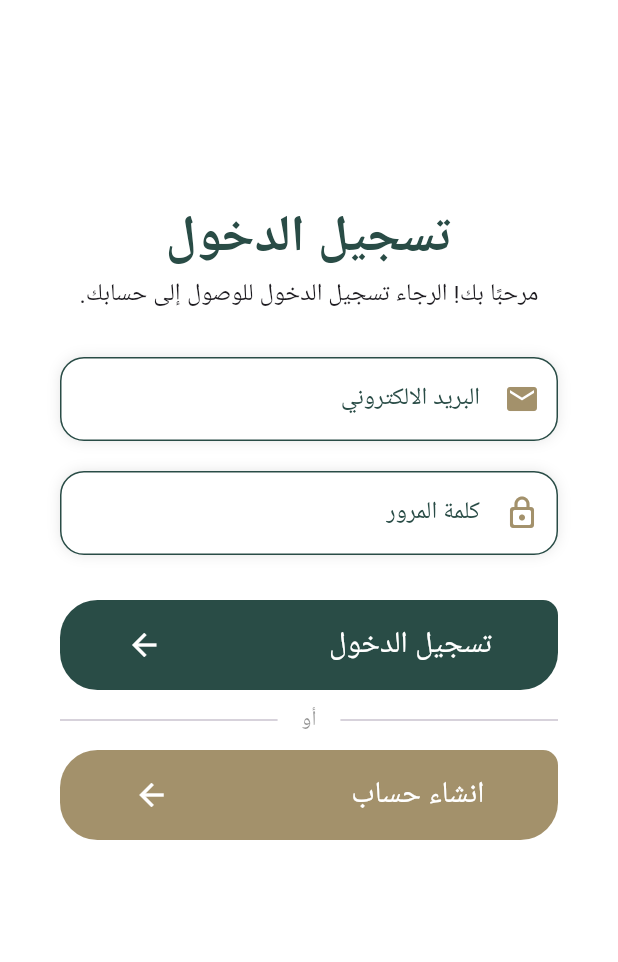
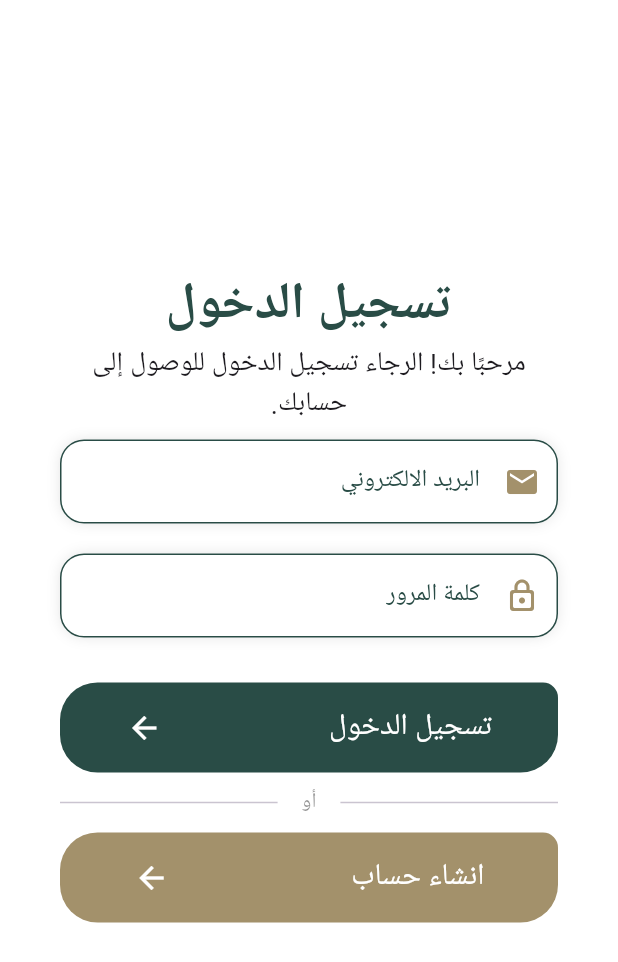
Before and after one commit to AdhamEhabAi/West-Online-Academy, a Flutter app: the SignInPage screen opened directly, on a phone screen of 412 x 824 dp. Shown: the top 962 px of the screen. Run offline on Flutter 3.47's test engine with Material 3 defaults, Android fonts, the phone set to English and light mode, and no system bars; drawn by our look-alikes of modal_progress_hud_nsn; our stand-ins replace google_nav_bar, lottie, permission_handler, shimmer, youtube_player_flutter; missing offline and left inert: flutter_downloader, flutter_windowmanager; network calls fail; project files that could hold a hidden picture were left out.

Commit message:
our commit message here

```diff
--- a/lib/pages/edit_profile_page.dart
+++ b/lib/pages/edit_profile_page.dart
@@ -45,7 +45,6 @@ class _EditProfilePageState extends State<EditProfilePage> {
         child: Form(
           key: formKey,
           child: SingleChildScrollView(
-            physics: const NeverScrollableScrollPhysics(),
             clipBehavior: Clip.none,
             child: Column(
               children: [
--- a/lib/pages/get_started.dart
+++ b/lib/pages/get_started.dart
@@ -4,7 +4,7 @@ import 'package:flutter/material.dart';
 import 'sign_in_page.dart';
 
 class GetStarted extends StatelessWidget {
-  const GetStarted({super.key});
+  const GetStarted({Key? key}) : super(key: key);
 
   @override
   Widget build(BuildContext context) {
@@ -29,7 +29,6 @@ class GetStarted extends StatelessWidget {
                       color: Colors.white,
                     ),
                   ),
-                  // const Spacer(flex: 1),
                   const Text(
                     'على منصتنا، نقدم لكم أدوات وموارد تعليمية مبتكرة تمكنكم من استكشاف عوالم جديدة وتطوير قدراتكم بشكل شامل.',
                     textAlign: TextAlign.right,
--- a/lib/pages/register_page.dart
+++ b/lib/pages/register_page.dart
@@ -64,7 +64,7 @@ class _RegisterPageState extends State<RegisterPage> {
                             CustomTextField.customFormTextField(
                               validator: (value) {
                                 if (value!.isEmpty) {
-                                  return 'رجاءً ادخل الاسم الاول ';
+                                  return 'رجاءً ادخل الاسم الاول';
                                 }
                                 return null;
                               },
@@ -190,7 +190,7 @@ class _RegisterPageState extends State<RegisterPage> {
                                 } else {
                                   List<Year> years = snapshot.data!;
                                   return DropdownButtonFormField<String>(
-                                    validator: validateDropDown,
+                                    validator: (value) => validateDropDown(value),
                                     isExpanded: true,
                                     value: dropDownValue,
                                     items: snapshot.hasData
@@ -212,18 +212,16 @@ class _RegisterPageState extends State<RegisterPage> {
                                         dropDownValue = selectedValue!;
                                         classId = years
                                             .firstWhere(
-                                              (year) =>
-                                                  year.className ==
-                                                  selectedValue,
+                                              (year) => year.className == selectedValue,
                                         )
                                             .id;
                                       });
                                     },
-                                    icon: const Icon(Icons.menu,
-                                        color: kSecondaryColor),
-                                    style: const TextStyle(
-                                        color: kSecondaryColor, fontSize: 16),
+                                    icon: const Icon(Icons.menu, color: kSecondaryColor),
+                                    style: const TextStyle(color: kSecondaryColor, fontSize: 16),
                                   );
+
+
                                 }
                               },
                             ),
--- a/lib/pages/sign_in_page.dart
+++ b/lib/pages/sign_in_page.dart
@@ -11,8 +11,8 @@ import 'package:http/http.dart' as http;
 
 class SignInPage extends StatefulWidget {
   const SignInPage({
-    super.key,
-  });
+    Key? key,
+  }) : super(key: key);
 
   @override
   State<SignInPage> createState() => _SignInPageState();
@@ -28,22 +28,21 @@ class _SignInPageState extends State<SignInPage> {
   Widget build(BuildContext context) {
     return ModalProgressHUD(
       inAsyncCall: isLoading,
-      child: Center(
-        child: Container(
-          height: 620,
+      child: SafeArea(
+        child: Scaffold(
+          backgroundColor: Colors.transparent,
+          body: Center(
+            child: Stack(
+              children: [
+                Container(
+                  // height: MediaQuery.of(context).size.height,
                   margin: const EdgeInsets.symmetric(horizontal: 16),
                   padding: const EdgeInsets.symmetric(horizontal: 24, vertical: 32),
                   decoration: BoxDecoration(
                     color: Colors.white.withOpacity(0.95),
                     borderRadius: BorderRadius.circular(40),
                   ),
-          child: Scaffold(
-            backgroundColor: Colors.transparent,
-            body: SizedBox(
-              width: double.infinity,
                   child: SingleChildScrollView(
-                clipBehavior: Clip.none,
-                physics: const NeverScrollableScrollPhysics(),
                     child: Column(
                       children: [
                         const Text(
@@ -59,11 +58,11 @@ class _SignInPageState extends State<SignInPage> {
                           'مرحبًا بك! الرجاء تسجيل الدخول للوصول إلى حسابك.',
                           textAlign: TextAlign.center,
                           style: TextStyle(
-                        fontSize: 16,
+                            fontSize: 18,
                           ),
                         ),
                         Padding(
-                      padding: const EdgeInsets.symmetric(vertical: 30),
+                          padding: const EdgeInsets.symmetric(vertical: 10),
                           child: Form(
                             key: formKey,
                             child: Column(
@@ -82,8 +81,7 @@ class _SignInPageState extends State<SignInPage> {
                                   },
                                   labelText: 'البريد الالكتروني',
                                   hintText: 'ادخل البريد الالكتروني',
-                              prefix:
-                                  const Icon(Icons.email, color: kPrimaryColor),
+                                  prefix: const Icon(Icons.email, color: kPrimaryColor),
                                 ),
                                 const SizedBox(
                                   height: 20,
@@ -102,8 +100,7 @@ class _SignInPageState extends State<SignInPage> {
                                   },
                                   labelText: 'كلمة المرور',
                                   hintText: 'ادخل كلمة المرور',
-                              prefix: const Icon(Icons.lock_outline_rounded,
-                                  color: kPrimaryColor),
+                                  prefix: const Icon(Icons.lock_outline_rounded, color: kPrimaryColor),
                                 ),
                                 const SizedBox(
                                   height: 30,
@@ -115,20 +112,17 @@ class _SignInPageState extends State<SignInPage> {
                                         isLoading = true;
                                       });
                                       try {
-                                      http.Response response = await http
-                                          .post(Uri.parse(signInApi), body: {
+                                        http.Response response = await http.post(Uri.parse(signInApi), body: {
                                           'username': userName,
                                           'password': passWord,
                                         });
                                         if (response.statusCode == 200) {
-                                        Map<String, dynamic> data =
-                                            jsonDecode(response.body);
+                                          Map<String, dynamic> data = jsonDecode(response.body);
                                           if (data['status'] == 'false') {
                                             setState(() {
                                               isLoading = false;
                                             });
-                                          return showSnackbar(context,
-                                              'اسم المستخدم او كلمه السر خطء');
+                                            return showSnackbar(context, 'اسم المستخدم او كلمه السر خطء');
                                           } else {
                                             user = UserModel(
                                               id: data['id'],
@@ -139,19 +133,16 @@ class _SignInPageState extends State<SignInPage> {
                                               country: data['country'],
                                               uname: data['uname'],
                                               upass: data['upass'],
-                                              yr: data['yr']);
-                                          showSnackbar(
-                                              context, 'تم تسجيل الدخول بنجاح');
-                                          Navigator.pushReplacementNamed(
-                                              context, 'NavBar',
-                                              arguments: user);
+                                              yr: data['yr'],
+                                            );
+                                            showSnackbar(context, 'تم تسجيل الدخول بنجاح');
+                                            Navigator.pushReplacementNamed(context, 'NavBar', arguments: user);
                                             setState(() {
                                               isLoading = false;
                                             });
                                           }
                                         } else {
-                                        throw Exception(
-                                            'هناك مشكلة ${response.statusCode}');
+                                          throw Exception('هناك مشكلة ${response.statusCode}');
                                         }
                                       } on Exception catch (e) {
                                         showSnackbar(context, e.toString());
@@ -160,7 +151,8 @@ class _SignInPageState extends State<SignInPage> {
                                   },
                                   text: 'تسجيل الدخول',
                                   color: kSecondaryColor,
-                                width: double.infinity),
+                                  width: double.infinity,
+                                ),
                                 const SizedBox(
                                   height: 10,
                                 ),
@@ -188,6 +180,11 @@ class _SignInPageState extends State<SignInPage> {
                                     Navigator.pushNamed(context, 'RegisterPage');
                                   },
                                 ),
+                                const SizedBox(height: 20,),
+                              ],
+                            ),
+                          ),
+                        ),
                       ],
                     ),
                   ),
@@ -197,8 +194,6 @@ class _SignInPageState extends State<SignInPage> {
           ),
         ),
       ),
-        ),
-      ),
     );
   }
 }
--- a/lib/widgets/buttonsAndTextFields/custom_textfield.dart
+++ b/lib/widgets/buttonsAndTextFields/custom_textfield.dart
@@ -55,7 +55,8 @@ class CustomTextField extends StatelessWidget {
             borderRadius: BorderRadius.circular(16),
           ),
           labelText: labelText,
-          labelStyle: const TextStyle(color: kSecondaryColor),
+          labelStyle: const TextStyle(color: kSecondaryColor,fontSize: 16),
+          errorStyle: const TextStyle(color: Colors.red,fontSize: 16),
           prefixIcon: prefix,
         ),
       ),
--- a/pubspec.yaml
+++ b/pubspec.yaml
@@ -16,7 +16,7 @@ publish_to: 'none' # Remove this line if you wish to publish to pub.dev
 # https://developer.apple.com/library/archive/documentation/General/Reference/InfoPlistKeyReference/Articles/CoreFoundationKeys.html
 # In Windows, build-name is used as the major, minor, and patch parts
 # of the product and file versions while build-number is used as the build suffix.
-version: 1.0.1+1
+version: 1.0.2+1
 
 environment:
   sdk: '>=3.0.5 <4.0.0'
```
Also changed, not shown: 1 other file. Lines whose indentation alone changed are shown as unchanged.
